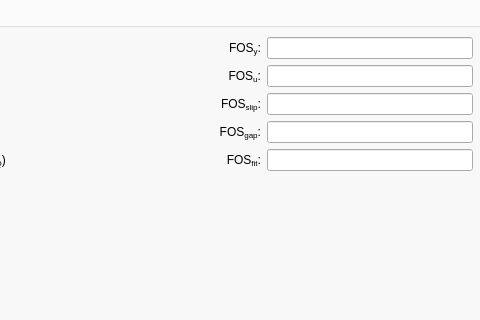
First picture: the form in BAT/src/gui/bat_gui.ui, repository misams/BAT, before the edit; both pictures show x 288 to 768 and y 109 to 429 of the 1000 by 700 pixel window.
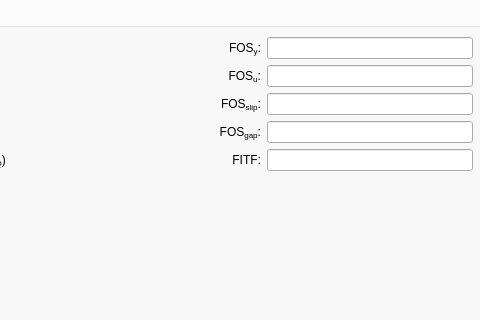
Second picture: the form after the edit. The open tabs and pages were chosen to show the change.

The edit to the form file:
```diff
--- a/BAT/src/gui/bat_gui.ui
+++ b/BAT/src/gui/bat_gui.ui
@@ -937,7 +937,7 @@
            <item row="4" column="2">
             <widget class="QLabel" name="label_43">
              <property name="text">
-              <string>FOS&lt;sub&gt;fit&lt;/sub&gt;:</string>
+              <string>FITF:</string>
              </property>
              <property name="alignment">
               <set>Qt::AlignRight|Qt::AlignTrailing|Qt::AlignVCenter</set>
```
